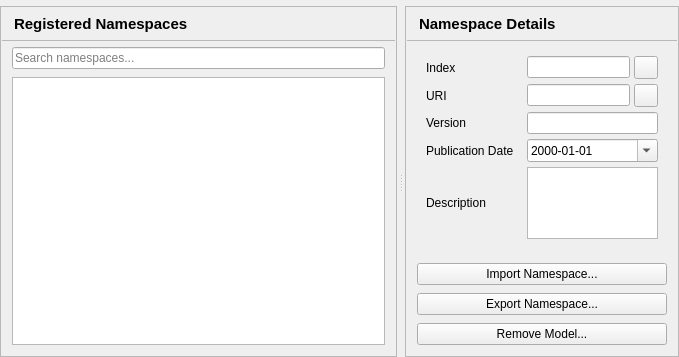
Above: src/ui/pages/namespacespage.ui from sanny32/OpenUaSim before the change. Below: the same form after it.
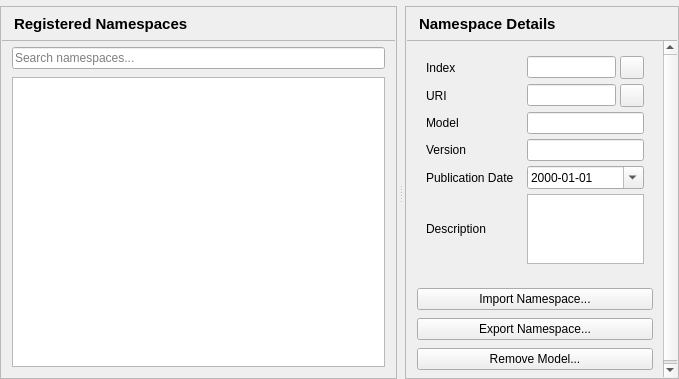
That is the form after the change. Custom widgets are drawn as their Qt base class.

Commit message: Show the model file each namespace came from

The edit to the form file:
```diff
--- a/src/ui/pages/namespacespage.ui
+++ b/src/ui/pages/namespacespage.ui
@@ -359,24 +359,38 @@
                </layout>
               </item>
               <item row="2" column="0">
+               <widget class="ElidedLabel" name="modelLabel">
+                <property name="text">
+                 <string>Model</string>
+                </property>
+               </widget>
+              </item>
+              <item row="2" column="1">
+               <widget class="ElidedLineEdit" name="modelEdit">
+                <property name="readOnly">
+                 <bool>true</bool>
+                </property>
+               </widget>
+              </item>
+              <item row="3" column="0">
                <widget class="ElidedLabel" name="versionLabel">
                 <property name="text">
                  <string>Version</string>
                 </property>
                </widget>
               </item>
-              <item row="2" column="1">
+              <item row="3" column="1">
                <widget class="ElidedLineEdit" name="versionEdit">
 </widget>
               </item>
-              <item row="3" column="0">
+              <item row="4" column="0">
                <widget class="ElidedLabel" name="publicationDateLabel">
                 <property name="text">
                  <string>Publication Date</string>
                 </property>
                </widget>
               </item>
-              <item row="3" column="1">
+              <item row="4" column="1">
                <widget class="QDateEdit" name="publicationDateEdit">
                 <property name="calendarPopup">
                  <bool>true</bool>
@@ -386,14 +400,14 @@
                 </property>
                </widget>
               </item>
-              <item row="4" column="0">
+              <item row="5" column="0">
                <widget class="ElidedLabel" name="descriptionLabel">
                 <property name="text">
                  <string>Description</string>
                 </property>
                </widget>
               </item>
-              <item row="4" column="1">
+              <item row="5" column="1">
                <widget class="QPlainTextEdit" name="descriptionEdit">
                 <property name="maximumSize">
                  <size>
```
The commit also changes 14 other files.
